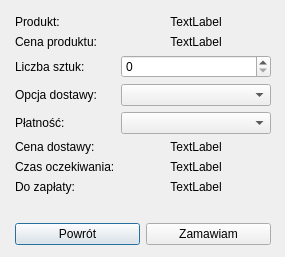
Before: the Qt Designer form Sklep/zamowienie.ui in AdriannaUrbanska/MusicStore, drawn with Qt 5.
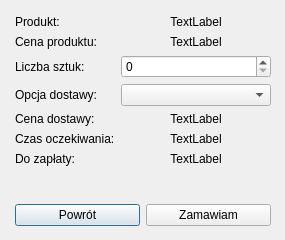
After: the same form once the commit is applied.

What changed in the file:
```diff
--- a/Sklep/zamowienie.ui
+++ b/Sklep/zamowienie.ui
@@ -7,19 +7,19 @@
     <x>0</x>
     <y>0</y>
     <width>285</width>
-    <height>257</height>
+    <height>240</height>
    </rect>
   </property>
   <property name="minimumSize">
    <size>
     <width>285</width>
-    <height>257</height>
+    <height>240</height>
    </size>
   </property>
   <property name="maximumSize">
    <size>
     <width>285</width>
-    <height>257</height>
+    <height>240</height>
    </size>
   </property>
   <property name="windowTitle">
@@ -31,7 +31,7 @@
      <x>15</x>
      <y>15</y>
      <width>256</width>
-     <height>230</height>
+     <height>211</height>
     </rect>
    </property>
    <layout class="QVBoxLayout" name="verticalLayout">
@@ -54,6 +54,23 @@
         </property>
        </widget>
       </item>
+      <item row="1" column="0">
+       <widget class="QLabel" name="label_12">
+        <property name="text">
+         <string>Cena produktu:</string>
+        </property>
+       </widget>
+      </item>
+      <item row="1" column="1">
+       <widget class="QLabel" name="cena">
+        <property name="text">
+         <string>TextLabel</string>
+        </property>
+        <property name="alignment">
+         <set>Qt::AlignCenter</set>
+        </property>
+       </widget>
+      </item>
       <item row="2" column="0">
        <widget class="QLabel" name="label_3">
         <property name="text">
@@ -71,24 +88,34 @@
         </property>
        </widget>
       </item>
-      <item row="5" column="0">
-       <widget class="QLabel" name="label_4">
-        <property name="text">
-         <string>Cena dostawy:</string>
-        </property>
-       </widget>
-      </item>
       <item row="3" column="1">
        <widget class="QComboBox" name="dostawa"/>
       </item>
-      <item row="6" column="0">
+      <item row="4" column="0">
+       <widget class="QLabel" name="label_4">
+        <property name="text">
+         <string>Cena dostawy:</string>
+        </property>
+       </widget>
+      </item>
+      <item row="4" column="1">
+       <widget class="QLabel" name="cena_dostawy">
+        <property name="text">
+         <string>TextLabel</string>
+        </property>
+        <property name="alignment">
+         <set>Qt::AlignCenter</set>
+        </property>
+       </widget>
+      </item>
+      <item row="5" column="0">
        <widget class="QLabel" name="label_6">
         <property name="text">
          <string>Czas oczekiwania:</string>
         </property>
        </widget>
       </item>
-      <item row="6" column="1">
+      <item row="5" column="1">
        <widget class="QLabel" name="czas">
         <property name="text">
          <string>TextLabel</string>
@@ -98,24 +125,14 @@
         </property>
        </widget>
       </item>
-      <item row="4" column="0">
-       <widget class="QLabel" name="label_9">
-        <property name="text">
-         <string>Płatność:</string>
-        </property>
-       </widget>
-      </item>
-      <item row="4" column="1">
-       <widget class="QComboBox" name="platnosc"/>
-      </item>
-      <item row="7" column="0">
+      <item row="6" column="0">
        <widget class="QLabel" name="label_10">
         <property name="text">
          <string>Do zapłaty:</string>
         </property>
        </widget>
       </item>
-      <item row="7" column="1">
+      <item row="6" column="1">
        <widget class="QLabel" name="do_zaplaty">
         <property name="text">
          <string>TextLabel</string>
@@ -125,33 +142,6 @@
         </property>
        </widget>
       </item>
-      <item row="1" column="0">
-       <widget class="QLabel" name="label_12">
-        <property name="text">
-         <string>Cena produktu:</string>
-        </property>
-       </widget>
-      </item>
-      <item row="1" column="1">
-       <widget class="QLabel" name="cena">
-        <property name="text">
-         <string>TextLabel</string>
-        </property>
-        <property name="alignment">
-         <set>Qt::AlignCenter</set>
-        </property>
-       </widget>
-      </item>
-      <item row="5" column="1">
-       <widget class="QLabel" name="cena_dostawy">
-        <property name="text">
-         <string>TextLabel</string>
-        </property>
-        <property name="alignment">
-         <set>Qt::AlignCenter</set>
-        </property>
-       </widget>
-      </item>
      </layout>
     </item>
     <item>
```
